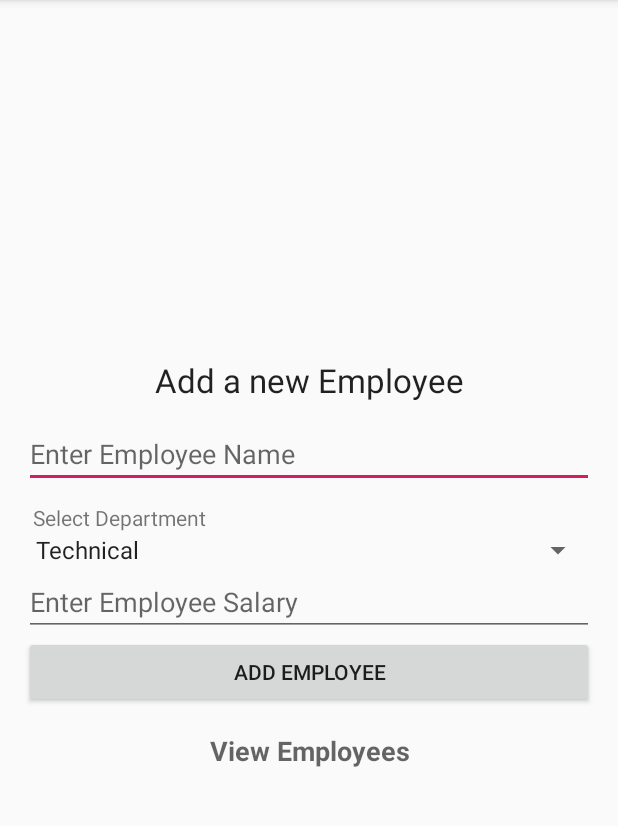
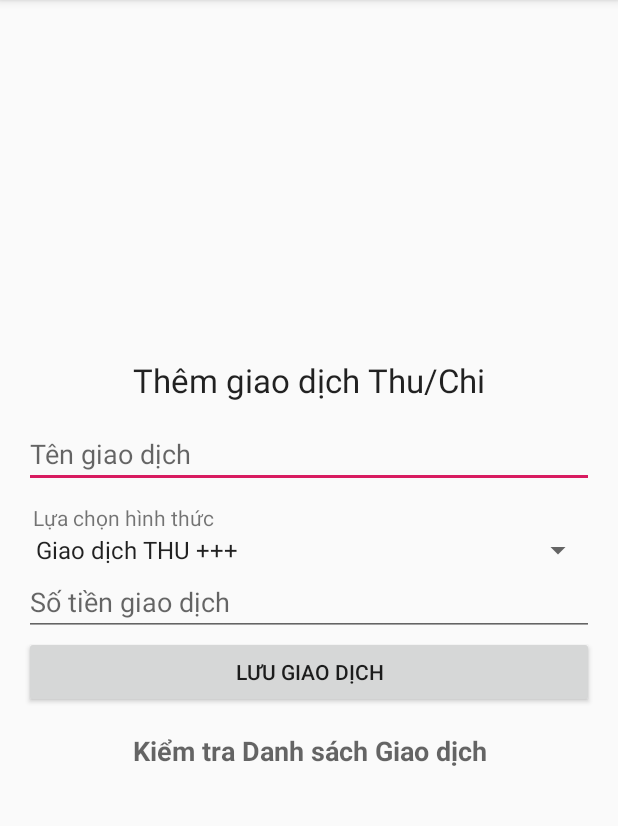
Before and after one commit to kellyfire611/QuanLyChiTieu-Android, an Android app: the screen it shows after launch (MainActivity), on a phone screen of 412 x 824 dp, the part 84-910 px from its top. Run offline under Robolectric (Android 15) with nearby library versions, the phone set to English and light mode, and no system bars.

Commit message:
Đổi tên package name + việt hóa

```diff
--- a/app/src/main/java/com/example/crudsqlite/MainActivity.java
+++ b/app/src/main/java/nentang/android/quanlychitieu/MainActivity.java
@@ -15,7 +15,7 @@ import java.util.Calendar;
 
 public class MainActivity extends AppCompatActivity implements View.OnClickListener {
 
-    public static final String DATABASE_NAME = "myemployeedatabase";
+    public static final String DATABASE_NAME = "quanlychitieudatabase";
 
     TextView textViewViewEmployees;
     EditText editTextName, editTextSalary;
@@ -63,13 +63,13 @@ public class MainActivity extends AppCompatActivity implements View.OnClickListe
     //dept does not need validation as it is a spinner and it cannot be empty
     private boolean inputsAreCorrect(String name, String salary) {
         if (name.isEmpty()) {
-            editTextName.setError("Please enter a name");
+            editTextName.setError("Vui lòng nhập tên Giao dịch");
             editTextName.requestFocus();
             return false;
         }
 
         if (salary.isEmpty() || Integer.parseInt(salary) <= 0) {
-            editTextSalary.setError("Please enter salary");
+            editTextSalary.setError("Vui lòng nhập Số tiền giao dịch");
             editTextSalary.requestFocus();
             return false;
         }
@@ -101,7 +101,7 @@ public class MainActivity extends AppCompatActivity implements View.OnClickListe
             //first is the sql string and second is the parameters that is to be binded with the query
             mDatabase.execSQL(insertSQL, new String[]{name, dept, joiningDate, salary});
 
-            Toast.makeText(this, "Employee Added Successfully", Toast.LENGTH_SHORT).show();
+            Toast.makeText(this, "Giao dịch đã được THÊM vào hệ thống", Toast.LENGTH_SHORT).show();
         }
     }
 
--- a/app/src/main/res/layout/activity_employee.xml
+++ b/app/src/main/res/layout/activity_employee.xml
@@ -4,7 +4,7 @@
     android:layout_width="match_parent"
     android:layout_height="match_parent"
     android:orientation="vertical"
-    tools:context=".EmployeeActivity">
+    tools:context="nentang.android.quanlychitieu.EmployeeActivity">
 
     <ListView
         android:id="@+id/listViewEmployees"
--- a/app/src/main/res/layout/activity_main.xml
+++ b/app/src/main/res/layout/activity_main.xml
@@ -4,7 +4,7 @@
     xmlns:tools="http://schemas.android.com/tools"
     android:layout_width="match_parent"
     android:layout_height="match_parent"
-    tools:context=".MainActivity">
+    tools:context="nentang.android.quanlychitieu.MainActivity">
 
     <LinearLayout
         android:layout_width="match_parent"
@@ -17,7 +17,7 @@
             android:layout_width="match_parent"
             android:layout_height="wrap_content"
             android:layout_marginBottom="12dp"
-            android:text="Add a new Employee"
+            android:text="Thêm giao dịch Thu/Chi"
             android:textAlignment="center"
             android:textAppearance="@style/Base.TextAppearance.AppCompat.Large" />
 
@@ -25,14 +25,14 @@
             android:id="@+id/editTextName"
             android:layout_width="match_parent"
             android:layout_height="wrap_content"
-            android:hint="Enter Employee Name" />
+            android:hint="Tên giao dịch" />
 
         <TextView
             android:layout_width="match_parent"
             android:layout_height="wrap_content"
             android:layout_marginTop="10dp"
             android:paddingLeft="6dp"
-            android:text="Select Department" />
+            android:text="Lựa chọn hình thức" />
 
         <Spinner
             android:id="@+id/spinnerDepartment"
@@ -45,21 +45,21 @@
             android:layout_width="match_parent"
             android:layout_height="wrap_content"
             android:digits="0123456789"
-            android:hint="Enter Employee Salary"
+            android:hint="Số tiền giao dịch"
             android:inputType="number" />
 
         <Button
             android:id="@+id/buttonAddEmployee"
             android:layout_width="match_parent"
             android:layout_height="wrap_content"
-            android:text="Add Employee" />
+            android:text="LƯU GIAO DỊCH" />
 
         <TextView
             android:id="@+id/textViewViewEmployees"
             android:layout_width="match_parent"
             android:layout_height="wrap_content"
             android:padding="16dp"
-            android:text="View Employees"
+            android:text="Kiểm tra Danh sách Giao dịch"
             android:textAlignment="center"
             android:textAppearance="@style/Base.TextAppearance.AppCompat.Medium"
             android:textStyle="bold" />
--- a/app/src/main/res/layout/list_layout_employee.xml
+++ b/app/src/main/res/layout/list_layout_employee.xml
@@ -52,7 +52,7 @@
             android:layout_height="wrap_content"
             android:layout_margin="5dp"
             android:background="@color/colorPrimary"
-            android:text="Edit" />
+            android:text="SỬA" />
 
         <Button
             android:id="@+id/buttonDeleteEmployee"
@@ -60,7 +60,7 @@
             android:layout_height="wrap_content"
             android:layout_margin="5dp"
             android:background="@color/colorAccent"
-            android:text="Delete" />
+            android:text="XÓA" />
 
     </LinearLayout>
 </LinearLayout>
--- a/app/src/main/res/values/strings.xml
+++ b/app/src/main/res/values/strings.xml
@@ -1,10 +1,7 @@
 <resources>
     <string name="app_name">Quản Lý Chi tiêu</string>
     <array name="departments">
-        <item>Technical</item>
-        <item>Support</item>
-        <item>Research and Development</item>
-        <item>Marketing</item>
-        <item>Human Resource</item>
+        <item>Giao dịch THU +++</item>
+        <item>Giao dịch CHI ---</item>
     </array>
 </resources>
```
Also changed, not shown: app/src/main/java/nentang/android/quanlychitieu/EmployeeAdapter.java (renamed from app/src/main/java/com/example/crudsqlite/EmployeeAdapter.java, +6 -6 lines), app/src/main/res/layout/dialog_update_employee.xml (+5 -5 lines), app/src/main/java/nentang/android/quanlychitieu/Employee.java (renamed from app/src/main/java/com/example/crudsqlite/Employee.java), app/src/main/java/nentang/android/quanlychitieu/EmployeeActivity.java (renamed from app/src/main/java/com/example/crudsqlite/EmployeeActivity.java), 4 other files.
